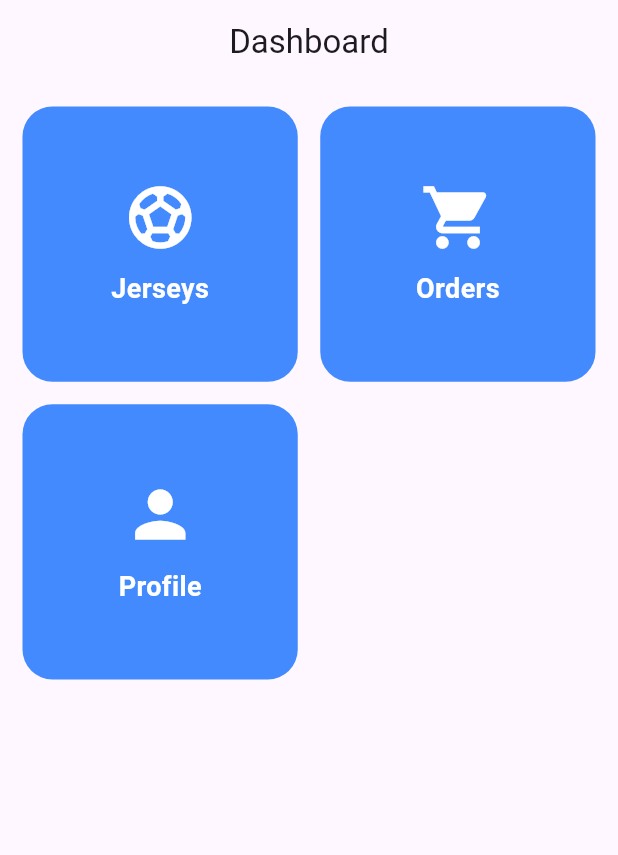
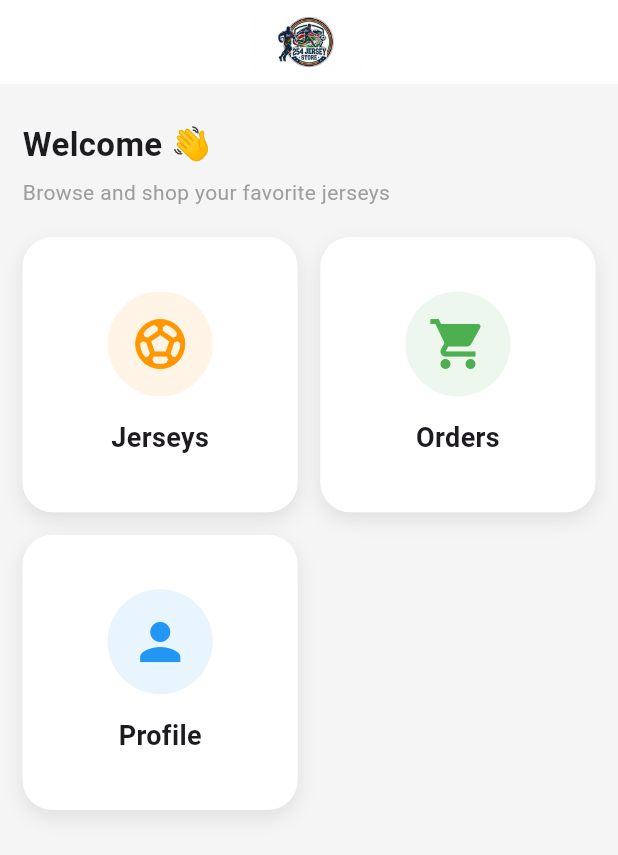
Before and after one commit to leeharm/Flutter_Project_1, a Flutter app: the Dashboard screen opened directly, on a phone screen of 412 x 824 dp. Shown: the top 855 px of the screen. Run offline on Flutter 3.47's test engine with Material 3 defaults, Android fonts, the phone set to English and light mode, and no system bars; our stand-ins replace curved_navigation_bar, get.

Commit message:
April 3rd 2026

```diff
--- a/lib/main.dart
+++ b/lib/main.dart
@@ -1,10 +1,15 @@
 import 'package:flutter/material.dart';
+import 'package:get/get_core/src/get_main.dart';
+import 'package:get/get_instance/src/extension_instance.dart';
+import 'package:new_project/controllers/logincontroller.dart';
 import 'package:new_project/views/login.dart';
 import 'package:get/get_navigation/src/root/get_material_app.dart';
 
 import 'configs/routes.dart';
 
 void main() {
+  Get.put(LoginController(), permanent: true); // ✅ VERY IMPORTANT
+
   runApp(
     GetMaterialApp(
       initialRoute: "/",
--- a/lib/views/dashboard.dart
+++ b/lib/views/dashboard.dart
@@ -9,11 +9,42 @@ class Dashboard extends StatelessWidget {
   @override
   Widget build(BuildContext context) {
     return Scaffold(
-      appBar: AppBar(title: const Text("Dashboard"), centerTitle: true),
+      backgroundColor: Colors.grey[100],
 
-      body: GridView.count(
+      appBar: AppBar(
+        elevation: 0,
+        backgroundColor: Colors.white,
+        centerTitle: true,
+        title: Image.asset("assets/logo.png", height: 40),
+      ),
+
+      body: Padding(
+        padding: const EdgeInsets.all(15),
+
+        child: Column(
+          crossAxisAlignment: CrossAxisAlignment.start,
+          children: [
+            const SizedBox(height: 10),
+
+            /// 🔥 WELCOME TEXT
+            const Text(
+              "Welcome 👋",
+              style: TextStyle(fontSize: 22, fontWeight: FontWeight.bold),
+            ),
+
+            const SizedBox(height: 5),
+
+            const Text(
+              "Browse and shop your favorite jerseys",
+              style: TextStyle(color: Colors.grey),
+            ),
+
+            const SizedBox(height: 20),
+
+            /// 🔥 GRID
+            Expanded(
+              child: GridView.count(
                 crossAxisCount: 2,
-        padding: const EdgeInsets.all(15),
                 crossAxisSpacing: 15,
                 mainAxisSpacing: 15,
 
@@ -22,13 +53,30 @@ class Dashboard extends StatelessWidget {
                     context,
                     "Jerseys",
                     Icons.sports_soccer,
+                    Colors.orange,
                     const Jersey(),
                   ),
 
-          dashboardCard(context, "Orders", Icons.shopping_cart, const Order()),
+                  dashboardCard(
+                    context,
+                    "Orders",
+                    Icons.shopping_cart,
+                    Colors.green,
+                    const Order(),
+                  ),
 
-          dashboardCard(context, "Profile", Icons.person, Profile()),
+                  dashboardCard(
+                    context,
+                    "Profile",
+                    Icons.person,
+                    Colors.blue,
+                    Profile(),
+                  ),
                 ],
+              ),
+            ),
+          ],
+        ),
       ),
     );
   }
@@ -37,6 +85,7 @@ class Dashboard extends StatelessWidget {
     BuildContext context,
     String title,
     IconData icon,
+    Color color,
     Widget page,
   ) {
     return GestureDetector(
@@ -46,25 +95,36 @@ class Dashboard extends StatelessWidget {
 
       child: Container(
         decoration: BoxDecoration(
-          color: Colors.blueAccent,
+          color: Colors.white,
           borderRadius: BorderRadius.circular(20),
+
+          boxShadow: [
+            BoxShadow(
+              color: Colors.grey.shade300,
+              blurRadius: 10,
+              offset: const Offset(0, 5),
+            ),
+          ],
         ),
 
         child: Column(
           mainAxisAlignment: MainAxisAlignment.center,
+          children: [
+            /// ICON CONTAINER
+            Container(
+              padding: const EdgeInsets.all(15),
+              decoration: BoxDecoration(
+                color: color.withOpacity(0.1),
+                shape: BoxShape.circle,
+              ),
+              child: Icon(icon, size: 40, color: color),
+            ),
 
-          children: [
-            Icon(icon, size: 50, color: Colors.white),
-
-            const SizedBox(height: 10),
+            const SizedBox(height: 15),
 
             Text(
               title,
-              style: const TextStyle(
-                color: Colors.white,
-                fontSize: 18,
-                fontWeight: FontWeight.bold,
-              ),
+              style: const TextStyle(fontSize: 18, fontWeight: FontWeight.bold),
             ),
           ],
         ),
```
Also changed, not shown: lib/views/jersey.dart (+57 -31 lines), lib/views/login.dart (+9 -2 lines), lib/views/orders.dart (+52 -33 lines), lib/views/profile.dart (+12 -8 lines), 1 other file. Lines whose indentation alone changed are shown as unchanged.
